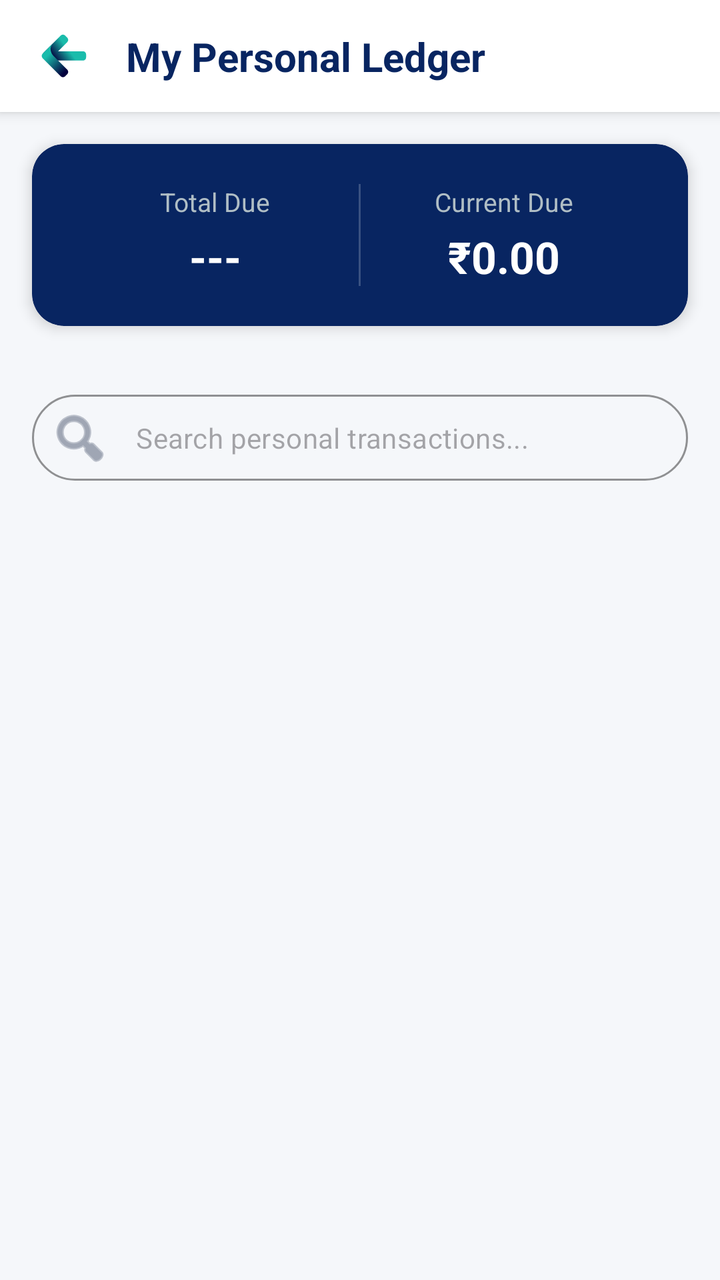
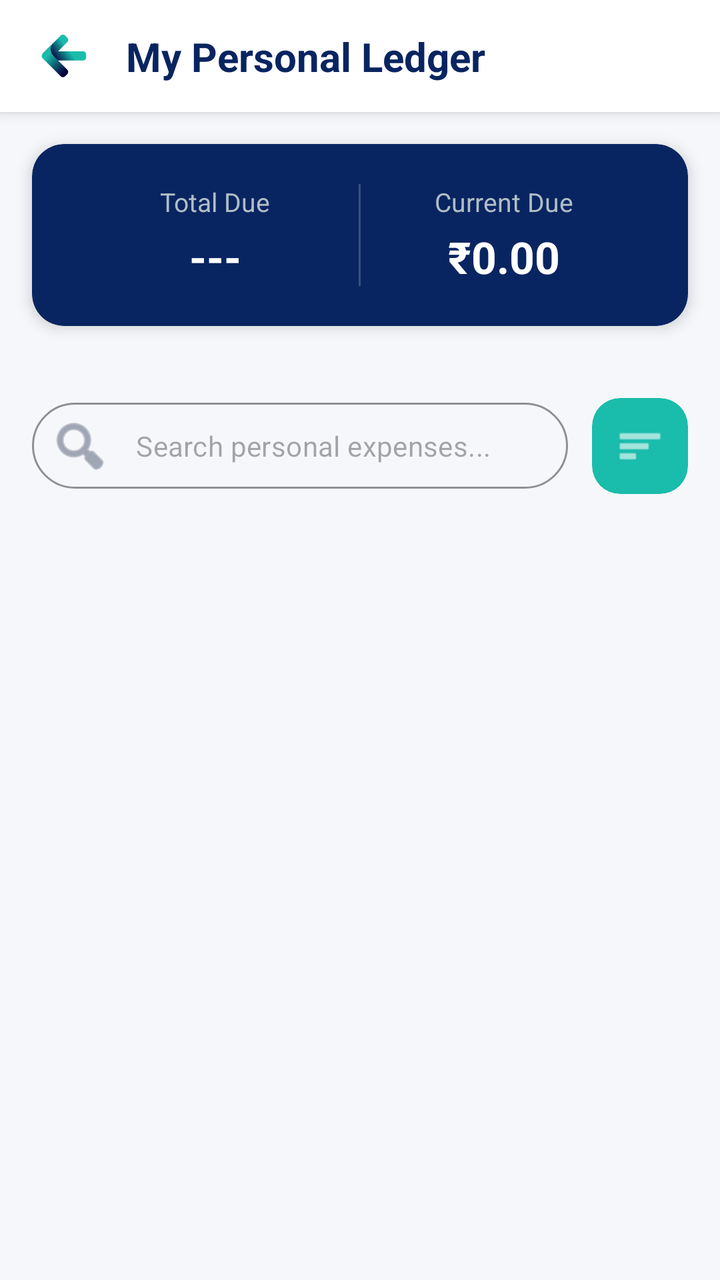

Two renders of the same Android screen: before a commit and after it. Below are the layout's source before the change and the commit's diff.
<!-- AndroidManifest.xml: application theme Theme.FinTrack -->
<!-- res/layout/activity_personal_ledger.xml -->
<?xml version="1.0" encoding="utf-8"?>
<androidx.constraintlayout.widget.ConstraintLayout
    xmlns:android="http://schemas.android.com/apk/res/android"
    xmlns:app="http://schemas.android.com/apk/res-auto"
    xmlns:tools="http://schemas.android.com/tools"
    android:id="@+id/mainPersonalLedger"
    android:layout_width="match_parent"
    android:layout_height="match_parent"
    android:background="#F5F7FA"
    tools:context=".PersonalLedgerActivity"
    tools:ignore="HardcodedText, ContentDescription">

    
    <androidx.constraintlayout.widget.ConstraintLayout
        android:id="@+id/topAppBarContainer"
        android:layout_width="match_parent"
        android:layout_height="wrap_content"
        android:background="#FFFFFF"
        android:elevation="4dp"
        android:paddingHorizontal="16dp"
        android:paddingTop="12dp"
        android:paddingBottom="12dp"
        app:layout_constraintEnd_toEndOf="parent"
        app:layout_constraintStart_toStartOf="parent"
        app:layout_constraintTop_toTopOf="parent">

        <ImageView
            android:id="@+id/ivBack"
            android:layout_width="32dp"
            android:layout_height="32dp"
            android:background="?attr/selectableItemBackgroundBorderless"
            android:padding="4dp"
            android:src="@drawable/back"
            app:layout_constraintBottom_toBottomOf="parent"
            app:layout_constraintStart_toStartOf="parent"
            app:layout_constraintTop_toTopOf="parent" />

        <TextView
            android:layout_width="wrap_content"
            android:layout_height="wrap_content"
            android:layout_marginStart="15dp"
            android:text="My Personal Ledger"
            android:textColor="#082561"
            android:textSize="20sp"
            android:textStyle="bold"
            app:layout_constraintBottom_toBottomOf="parent"
            app:layout_constraintStart_toEndOf="@id/ivBack"
            app:layout_constraintTop_toTopOf="parent" />
    </androidx.constraintlayout.widget.ConstraintLayout>

    
    <com.google.android.material.card.MaterialCardView
        android:id="@+id/cardMasterDue"
        android:layout_width="match_parent"
        android:layout_height="wrap_content"
        android:layout_marginHorizontal="16dp"
        android:layout_marginTop="16dp"
        app:cardBackgroundColor="#082561"
        app:cardCornerRadius="16dp"
        app:cardElevation="4dp"
        app:strokeWidth="0dp"
        app:layout_constraintTop_toBottomOf="@id/topAppBarContainer">

        <LinearLayout
            android:layout_width="match_parent"
            android:layout_height="wrap_content"
            android:orientation="horizontal"
            android:padding="20dp"
            android:weightSum="2">

            
            <LinearLayout
                android:layout_width="0dp"
                android:layout_height="wrap_content"
                android:layout_weight="1"
                android:orientation="vertical"
                android:gravity="center">

                <TextView
                    android:layout_width="wrap_content"
                    android:layout_height="wrap_content"
                    android:text="Total Due"
                    android:textColor="#B0BEC5"
                    android:textSize="13sp" />

                <TextView
                    android:id="@+id/tvTotalDueBlank"
                    android:layout_width="wrap_content"
                    android:layout_height="wrap_content"
                    android:layout_marginTop="4dp"
                    android:text="---"
                    android:textColor="#FFFFFF"
                    android:textSize="22sp"
                    android:textStyle="bold" />
            </LinearLayout>

            <View
                android:layout_width="1dp"
                android:layout_height="match_parent"
                android:background="#33FFFFFF" />

            
            <LinearLayout
                android:layout_width="0dp"
                android:layout_height="wrap_content"
                android:layout_weight="1"
                android:orientation="vertical"
                android:gravity="center">

                <TextView
                    android:layout_width="wrap_content"
                    android:layout_height="wrap_content"
                    android:text="Current Due"
                    android:textColor="#B0BEC5"
                    android:textSize="13sp" />

                <TextView
                    android:id="@+id/tvCurrentDueSelf"
                    android:layout_width="wrap_content"
                    android:layout_height="wrap_content"
                    android:layout_marginTop="4dp"
                    android:text="₹0.00"
                    android:textColor="#FFFFFF"
                    android:textSize="22sp"
                    android:textStyle="bold" />
            </LinearLayout>
        </LinearLayout>
    </com.google.android.material.card.MaterialCardView>

    
    <HorizontalScrollView
        android:id="@+id/scrollBreakdown"
        android:layout_width="match_parent"
        android:layout_height="wrap_content"
        android:layout_marginTop="12dp"
        android:clipToPadding="false"
        android:paddingHorizontal="12dp"
        android:scrollbars="none"
        app:layout_constraintTop_toBottomOf="@id/cardMasterDue">

        <LinearLayout
            android:id="@+id/layoutBreakdownCards"
            android:layout_width="wrap_content"
            android:layout_height="wrap_content"
            android:orientation="horizontal"
            android:paddingVertical="4dp" />
    </HorizontalScrollView>

    
    <LinearLayout
        android:id="@+id/layoutSearch"
        android:layout_width="match_parent"
        android:layout_height="wrap_content"
        android:layout_marginHorizontal="16dp"
        android:layout_marginTop="12dp"
        android:baselineAligned="false"
        android:orientation="horizontal"
        android:gravity="center_vertical"
        app:layout_constraintTop_toBottomOf="@id/scrollBreakdown">

        <com.google.android.material.textfield.TextInputLayout
            style="@style/Widget.MaterialComponents.TextInputLayout.OutlinedBox"
            android:layout_width="0dp"
            android:layout_weight="1"
            android:layout_height="wrap_content"
            app:boxCornerRadiusBottomEnd="24dp"
            app:boxCornerRadiusBottomStart="24dp"
            app:boxCornerRadiusTopEnd="24dp"
            app:boxCornerRadiusTopStart="24dp"
            app:boxStrokeColor="#1abcab"
            app:boxStrokeWidth="1dp"
            app:hintEnabled="false"
            app:startIconDrawable="@android:drawable/ic_menu_search"
            app:startIconTint="#667085">

            <com.google.android.material.textfield.TextInputEditText
                android:id="@+id/etSearchPersonal"
                android:layout_width="match_parent"
                android:layout_height="wrap_content"
                android:hint="Search personal transactions..."
                android:inputType="text"
                android:paddingVertical="12dp"
                android:textColor="#101828"
                android:textSize="14sp" />
        </com.google.android.material.textfield.TextInputLayout>
    </LinearLayout>

    
    <androidx.recyclerview.widget.RecyclerView
        android:id="@+id/recyclerViewPersonal"
        android:layout_width="match_parent"
        android:layout_height="0dp"
        android:layout_marginTop="8dp"
        android:paddingHorizontal="14dp"
        android:clipToPadding="false"
        android:paddingBottom="20dp"
        app:layout_constraintBottom_toBottomOf="parent"
        app:layout_constraintTop_toBottomOf="@id/layoutSearch" />

    
    <TextView
        android:id="@+id/layoutEmptyPersonal"
        android:layout_width="wrap_content"
        android:layout_height="wrap_content"
        android:text="No personal expenses found."
        android:textColor="#667085"
        android:textSize="16sp"
        android:gravity="center"
        android:visibility="gone"
        android:drawablePadding="12dp"
        app:drawableTint="#D0D5DD"
        app:layout_constraintTop_toBottomOf="@id/layoutSearch"
        app:layout_constraintBottom_toBottomOf="parent"
        app:layout_constraintStart_toStartOf="parent"
        app:layout_constraintEnd_toEndOf="parent" />

</androidx.constraintlayout.widget.ConstraintLayout>
<!-- resources referenced by this layout -->
<resources>
  <!-- drawable back (drawable) -->
  <vector xmlns:android="http://schemas.android.com/apk/res/android"
      xmlns:aapt="http://schemas.android.com/aapt"
      android:width="24dp"
      android:height="24dp"
      android:viewportWidth="256"
      android:viewportHeight="256">
    <path
        android:pathData="M18.82,110.6L110.35,19.07c6.64,-6.64 17.41,-6.64 24.05,0l11.01,11.01c6.64,6.64 6.64,17.41 0,24.05L96.84,102.72l2.58,0l92.53,0l36.91,0c9.39,0 17.01,7.61 17.01,17.01l0,15.57c0,9.39 -7.61,17.01 -17.01,17.01L191.94,152.31L125.08,152.31l-81.61,0L43.48,127.51l-17.65,0C17,127.51 12.58,116.84 18.82,110.6z"
        android:strokeLineJoin="miter"
        android:strokeWidth="2.63"
        android:fillType="nonZero"
        android:strokeColor="#00000000"
        android:strokeLineCap="butt">
      <aapt:attr name="android:fillColor">
        <gradient
            android:startX="155.06"
            android:startY="98.43"
            android:endX="80.73"
            android:endY="153.49"
            android:type="linear">
          <item android:offset="0" android:color="#FF1ABCAB"/>
          <item android:offset="1" android:color="#FF03003D"/>
        </gradient>
      </aapt:attr>
    </path>
    <path
        android:pathData="M14.3,139.9l96.05,96.05c6.64,6.64 17.41,6.64 24.05,0l11.01,-11.01c6.64,-6.64 6.64,-17.41 0,-24.05L72.04,127.51c-14.71,-14.71 -25.31,-44.83 -2.92,-67.21L14.3,115.12C7.45,121.97 7.45,133.06 14.3,139.9z"
        android:strokeLineJoin="miter"
        android:strokeWidth="2.63"
        android:fillType="nonZero"
        android:strokeColor="#00000000"
        android:strokeLineCap="butt">
      <aapt:attr name="android:fillColor">
        <gradient
            android:startX="52.73"
            android:startY="112.38"
            android:endX="145.09"
            android:endY="201.61"
            android:type="linear">
          <item android:offset="0" android:color="#FF1ABCAB"/>
          <item android:offset="1" android:color="#FF03003D"/>
        </gradient>
      </aapt:attr>
    </path>
  </vector>
  <style name="Theme.FinTrack" parent="Base.Theme.FinTrack" />
  <style name="Base.Theme.FinTrack" parent="Theme.Material3.Light.NoActionBar">
          
          <item name="colorPrimary">#082561</item>
          <item name="colorSecondary">#1ABCAB</item>
  
          
          <item name="android:windowLightStatusBar">true</item>
          <item name="android:statusBarColor">#FFFFFF</item>
      </style>
</resources>

<!-- the commit's change to res/layout/activity_personal_ledger.xml (unified diff, before → after) -->
@@ -8,7 +8,7 @@
     android:layout_height="match_parent"
     android:background="#F5F7FA"
     tools:context=".PersonalLedgerActivity"
-    tools:ignore="HardcodedText, ContentDescription">
+    tools:ignore="HardcodedText, ContentDescription, UseCompoundDrawables">
 
     
     <androidx.constraintlayout.widget.ConstraintLayout
@@ -148,21 +148,21 @@
 
     
     <LinearLayout
-        android:id="@+id/layoutSearch"
+        android:id="@+id/layoutSearchFilter"
         android:layout_width="match_parent"
         android:layout_height="wrap_content"
         android:layout_marginHorizontal="16dp"
-        android:layout_marginTop="12dp"
-        android:baselineAligned="false"
+        android:layout_marginTop="16dp"
         android:orientation="horizontal"
         android:gravity="center_vertical"
-        app:layout_constraintTop_toBottomOf="@id/scrollBreakdown">
+        app:layout_constraintTop_toBottomOf="@+id/scrollBreakdown">
 
         <com.google.android.material.textfield.TextInputLayout
             style="@style/Widget.MaterialComponents.TextInputLayout.OutlinedBox"
             android:layout_width="0dp"
+            android:layout_height="wrap_content"
             android:layout_weight="1"
-            android:layout_height="wrap_content"
+            android:layout_marginEnd="12dp"
             app:boxCornerRadiusBottomEnd="24dp"
             app:boxCornerRadiusBottomStart="24dp"
             app:boxCornerRadiusTopEnd="24dp"
@@ -177,12 +177,33 @@
                 android:id="@+id/etSearchPersonal"
                 android:layout_width="match_parent"
                 android:layout_height="wrap_content"
-                android:hint="Search personal transactions..."
+                android:hint="Search personal expenses..."
                 android:inputType="text"
                 android:paddingVertical="12dp"
                 android:textColor="#101828"
                 android:textSize="14sp" />
         </com.google.android.material.textfield.TextInputLayout>
+
+        <com.google.android.material.card.MaterialCardView
+            android:id="@+id/btnFilterPersonal"
+            android:layout_width="48dp"
+            android:layout_height="48dp"
+            android:clickable="true"
+            android:focusable="true"
+            android:foreground="?attr/selectableItemBackground"
+            app:cardBackgroundColor="#1abcab"
+            app:cardCornerRadius="14dp"
+            app:cardElevation="0dp"
+            app:strokeWidth="0dp">
+
+            <ImageView
+                android:layout_width="24dp"
+                android:layout_height="24dp"
+                android:layout_gravity="center"
+                android:src="@android:drawable/ic_menu_sort_by_size"
+                app:tint="#FFFFFF"
+                tools:ignore="ContentDescription" />
+        </com.google.android.material.card.MaterialCardView>
     </LinearLayout>
 
     
@@ -195,7 +216,7 @@
         android:clipToPadding="false"
         android:paddingBottom="20dp"
         app:layout_constraintBottom_toBottomOf="parent"
-        app:layout_constraintTop_toBottomOf="@id/layoutSearch" />
+        app:layout_constraintTop_toBottomOf="@id/layoutSearchFilter" />
 
     
     <TextView
@@ -208,8 +229,9 @@
         android:gravity="center"
         android:visibility="gone"
         android:drawablePadding="12dp"
+        app:drawableTopCompat="@android:drawable/ic_menu_info_details"
         app:drawableTint="#D0D5DD"
-        app:layout_constraintTop_toBottomOf="@id/layoutSearch"
+        app:layout_constraintTop_toBottomOf="@id/layoutSearchFilter"
         app:layout_constraintBottom_toBottomOf="parent"
         app:layout_constraintStart_toStartOf="parent"
         app:layout_constraintEnd_toEndOf="parent" />
